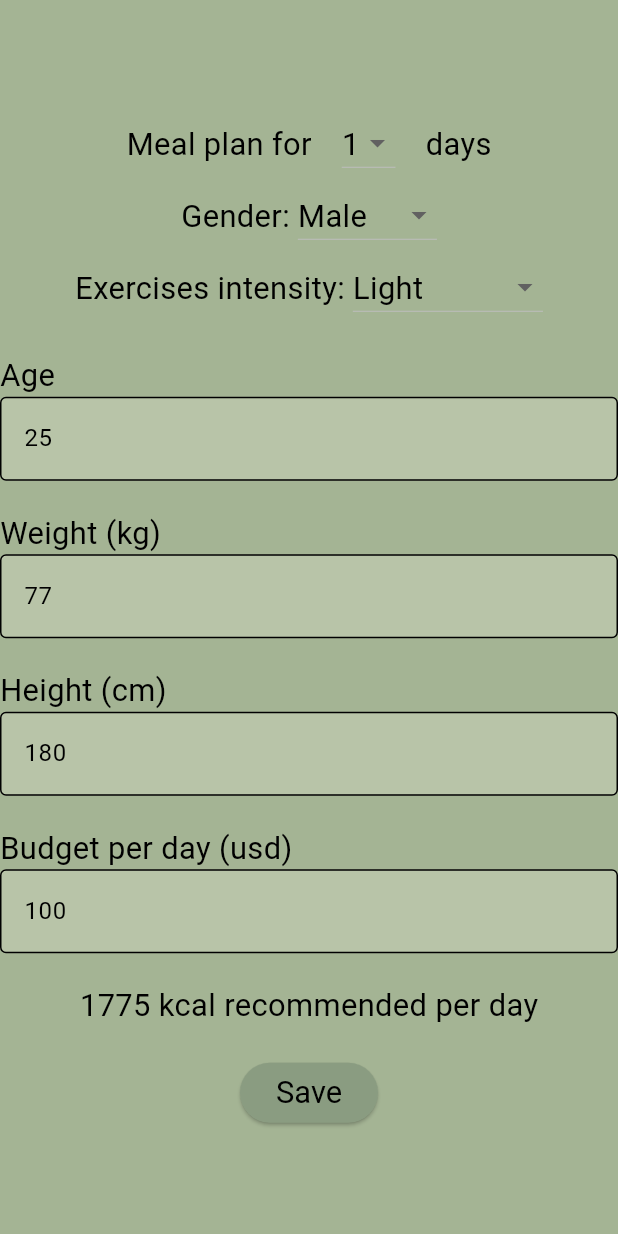
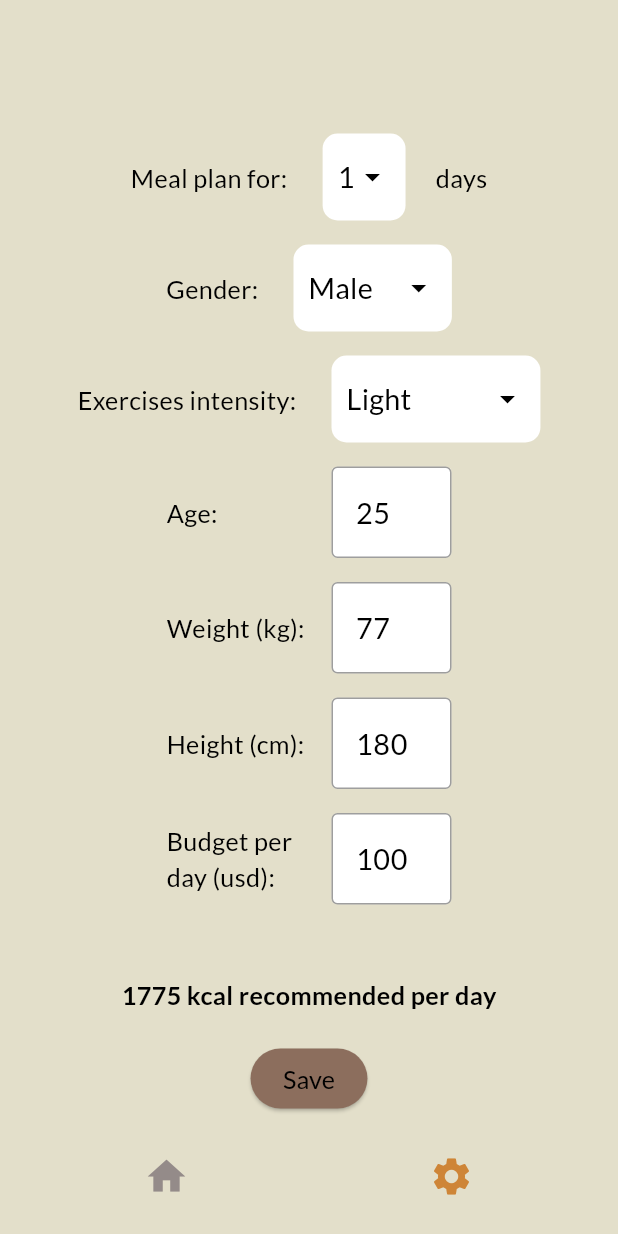
Before and after one commit to Victoria-Developer/Fitsy, a Flutter app: the screen it shows after launch, on a phone screen of 412 x 824 dp. Run offline on Flutter 3.47's test engine with Material 3 defaults, Android fonts, the phone set to English and light mode, and no system bars; our stand-ins replace flutter_riverpod, go_router, google_fonts, objectbox, riverpod_annotation, shared_preferences; generated files the repository leaves out were written again.

Commit message:
- Updated app's theme. - Added dynamic calories text update on setting's change. - Updated Gemini model to 2.5-light. - Changed target Api for Android from 34 to 35. - Added Settings model.

```diff
--- a/lib/data/api/gemini/gemini_api.dart
+++ b/lib/data/api/gemini/gemini_api.dart
@@ -56,10 +56,10 @@ String _buildMenuPrompt(int daysNumber, int calories, int budget) {
     Give me recipes for $daysNumber days for 3 meals using this JSON schema.
     Replace 'day_id' with the corresponding day number
     (starting from `1` even if there is only one day).
-    Replace 'meal_type' with an actual meal type (starting from `breakfast`).
+    Replace 'meal_type' with an actual meal type (starting from `Breakfast`).
     Describe recipes in detail with all ingredients measurements.
     Do not repeat recipe names, and ensure that each recipe is distinct from others.
-    Don't mention meal name like 'breakfast' in 'recipe_name'.
+    Don't mention meal name like 'Breakfast' in 'recipe_name'.
         {
             "recipes":[
                 {
--- a/lib/data/api/gemini/gemini_model.dart
+++ b/lib/data/api/gemini/gemini_model.dart
@@ -5,7 +5,7 @@ enum GeminiModel{
 extension ModelName on GeminiModel{
   String get name{
     switch(this){
-      case GeminiModel.flashLatestStable: return "gemini-1.5-flash";
+      case GeminiModel.flashLatestStable: return "gemini-2.5-flash-lite";
     }
   }
 }
--- a/lib/data/repositories/settings_repository.dart
+++ b/lib/data/repositories/settings_repository.dart
@@ -1,5 +1,6 @@
 import 'package:fitsy/domain/enums/activity.dart';
 import 'package:fitsy/domain/enums/gender.dart';
+import 'package:fitsy/domain/models/settings.dart';
 import 'package:riverpod_annotation/riverpod_annotation.dart';
 import 'package:shared_preferences/shared_preferences.dart';
 
@@ -17,82 +18,45 @@ class SettingsRepository {
   final String _activityLevelKey = "activity";
   final String _isFirstLaunchKey = "is_first_launch";
 
-  late int days, budget, weight, height, age, calories;
-  late bool isFirstLaunch;
-  late Gender gender;
-  late Activity activity;
+  final Settings settings = Settings();
 
   loadSettings() async {
     _preferences = await SharedPreferences.getInstance();
-    days = _preferences.getInt(_daysKey) ?? 1;
-    calories = _preferences.getInt(_caloriesKey) ?? 1775;
-    budget = _preferences.getInt(_budgetKey) ?? 100;
 
-    weight = _preferences.getInt(_weightKey) ?? 77;
-    height = _preferences.getInt(_heightKey) ?? 180;
-    age = _preferences.getInt(_ageKey) ?? 25;
-    gender = Gender.values.byName(_preferences.getString(_genderKey) ?? "male");
-    activity = Activity.values
+    settings.days = _preferences.getInt(_daysKey) ?? 1;
+    settings.calories = _preferences.getInt(_caloriesKey) ?? 1775;
+    settings.budget = _preferences.getInt(_budgetKey) ?? 100;
+
+    settings.weight = _preferences.getInt(_weightKey) ?? 77;
+    settings.height = _preferences.getInt(_heightKey) ?? 180;
+    settings.age = _preferences.getInt(_ageKey) ?? 25;
+    settings.gender = Gender.values.byName(_preferences.getString(_genderKey) ?? "male");
+    settings.activity = Activity.values
         .byName(_preferences.getString(_activityLevelKey) ?? "light");
 
-    isFirstLaunch = _preferences.getBool(_isFirstLaunchKey) ?? true;
+    settings.isFirstLaunch = _preferences.getBool(_isFirstLaunchKey) ?? true;
   }
 
   // Mifflin-St Jeor Equation
-  calculate() {
-    double calories;
-    if (gender == Gender.male) {
-      calories = 10 * weight + 6.25 * height - 5 * age + 5;
-    } else {
-      calories = 10 * weight + 6.25 * height - 5 * age - 161;
-    }
-    calories *= activity.multiplier;
-    setCalories(calories.toInt());
+  int calculate() {
+    int bodyModifier = settings.gender == Gender.male? 5 : -161;
+    double calories = settings.activity.multiplier*(10 * settings.weight +
+        6.25 * settings.height - 5 * settings.age + bodyModifier);
+    return calories.toInt();
   }
 
-  setFirstLaunch(bool isFirstLaunch) async {
-    this.isFirstLaunch = isFirstLaunch;
-    _preferences.setBool(_isFirstLaunchKey, isFirstLaunch);
-  }
+  void saveSettings() async {
+    _preferences.setInt(_daysKey, settings.days);
+    _preferences.setInt(_caloriesKey, settings.calories);
+    _preferences.setInt(_budgetKey, settings.budget);
 
-  setDays(int days) async {
-    this.days = days;
-    _preferences.setInt(_daysKey, days);
-  }
+    _preferences.setInt(_weightKey, settings.weight);
+    _preferences.setInt(_heightKey, settings.height);
+    _preferences.setInt(_ageKey, settings.age);
+    _preferences.setString(_genderKey, settings.gender.name.toLowerCase());
+    _preferences.setString(_activityLevelKey, settings.activity.name.toLowerCase());
 
-  setCalories(int calories) async {
-    this.calories = calories;
-    _preferences.setInt(_caloriesKey, calories);
-  }
-
-  setBudget(int budget) async {
-    this.budget = budget;
-    _preferences.setInt(_budgetKey, budget);
-  }
-
-  setWeight(int weight) async {
-    this.weight = weight;
-    _preferences.setInt(_weightKey, weight);
-  }
-
-  setHeight(int height) async {
-    this.height = height;
-    _preferences.setInt(_heightKey, height);
-  }
-
-  setAge(int age) async {
-    this.age = age;
-    _preferences.setInt(_ageKey, age);
-  }
-
-  setGender(Gender gender) async {
-    this.gender = gender;
-    _preferences.setString(_genderKey, gender.name.toLowerCase());
-  }
-
-  setActivity(Activity activity) async {
-    this.activity = activity;
-    _preferences.setString(_activityLevelKey, activity.name.toLowerCase());
+    _preferences.setBool(_isFirstLaunchKey, settings.isFirstLaunch);
   }
 }
 
--- /dev/null
+++ b/lib/domain/models/settings.dart
@@ -0,0 +1,16 @@
+import '../enums/activity.dart';
+import '../enums/gender.dart';
+
+class Settings {
+  int days = 1,
+      budget = 100,
+      weight = 55,
+      height = 165,
+      age = 20,
+      calories = 1900;
+  bool isFirstLaunch = true;
+  Gender gender = Gender.female;
+  Activity activity = Activity.moderate;
+
+  Settings();
+}
--- a/lib/main.dart
+++ b/lib/main.dart
@@ -1,37 +1,38 @@
+import 'package:fitsy/data/repositories/recipes_repository.dart';
 import 'package:fitsy/presentation/navigation/app_navigator.dart';
-import 'package:fitsy/presentation/themes/fitsy_theme.dart';
+import 'package:fitsy/presentation/themes/material_theme.dart';
+import 'package:fitsy/presentation/themes/util.dart';
 import 'package:flutter/material.dart';
 import 'package:flutter_riverpod/flutter_riverpod.dart';
+import 'package:riverpod_annotation/riverpod_annotation.dart';
 
-main() {
-  // This is required so ObjectBox can get the application directory
-  // to store the database in.
+import 'data/repositories/settings_repository.dart';
+
+void main() async {
   WidgetsFlutterBinding.ensureInitialized();
-  runApp(ProviderScope(
-    child: App(),
-  ));
+  runApp(const ProviderScope(child: App()));
 }
 
-class App extends ConsumerStatefulWidget {
+@Riverpod(keepAlive: true)
+Future<void> appStartupProvider(Ref ref) async {
+  await ref.watch(settingsRepositoryProvider.future);
+  await ref.watch(mealPlansRepositoryProvider.future);
+}
+
+class App extends ConsumerWidget {
   const App({super.key});
 
   @override
-  ConsumerState<App> createState() => _AppState();
-}
+  Widget build(BuildContext context, WidgetRef ref) {
+    final router = ref.watch(routerProvider);
 
-class _AppState extends ConsumerState<App> {
-  @override
-  void initState() {
-    super.initState();
-  }
+    final textTheme = createTextTheme(context, "Lato", "Lato");
+    final theme = MaterialTheme(textTheme);
 
-  @override
-  Widget build(BuildContext context) {
-    final router = ref.read(routerProvider);
     return MaterialApp.router(
       debugShowCheckedModeBanner: false,
       title: 'Fitsy',
-      theme: FitsyTheme().getMaterialTheme(context),
+      theme: theme.darkMediumContrast(),
       routerConfig: router,
     );
   }
--- a/lib/presentation/navigation/app_navigator.dart
+++ b/lib/presentation/navigation/app_navigator.dart
@@ -1,3 +1,4 @@
+import 'package:fitsy/data/repositories/settings_repository.dart';
 import 'package:fitsy/presentation/navigation/route.dart';
 import 'package:flutter/material.dart';
 import 'package:flutter_riverpod/flutter_riverpod.dart';
@@ -16,37 +17,34 @@ final recipesRoute = NavRoute(path: "/recipes", name: "recipes");
 final optionsRoute = NavRoute(path: "/options", name: "options");
 
 final routerProvider = Provider<GoRouter>((ref) {
+  final settings = ref.watch(settingsRepositoryProvider);
   return GoRouter(
     navigatorKey: _rootNavigatorKey,
     initialLocation: redirectionRoute.path,
     routes: [
       GoRoute(
-        name: redirectionRoute.name,
-        path: redirectionRoute.path,
-        builder: (context, state) {
-          return RedirectionPage(
-            onNavigateToRecipesPage: () => context.goNamed(recipesRoute.name),
-            onNavigateToOnboardingPage: () =>
-                context.goNamed(onboardingRoute.name),
-          );
-        },
-      ),
-      GoRoute(
-        name: onboardingRoute.name,
-        path: onboardingRoute.path,
-        builder: (context, state) {
-          return OptionsPage(
-            onNavigateToRecipesPage: () => context.goNamed(recipesRoute.name),
-          );
-        },
-      ),
+          name: redirectionRoute.name,
+          path: redirectionRoute.path,
+          builder: (context, state) {
+            return RedirectionPage();
+          },
+          redirect: (context, state) {
+            if (settings is AsyncLoading || settings is AsyncError) {
+              return null;
+            }
+            final settingsValue = settings.value!;
+            if (settingsValue.settings.isFirstLaunch == true) {
+              return optionsRoute.path;
+            } else {
+              return recipesRoute.path;
+            }
+          }),
       StatefulShellRoute.indexedStack(
         builder: (context, state, navigationShell) {
           return Scaffold(
             body: SafeArea(child: navigationShell),
-            bottomNavigationBar: DynamicBottomBar(
-              navigationShell: navigationShell
-            ),
+            bottomNavigationBar:
+                DynamicBottomBar(navigationShell: navigationShell),
           );
         },
         branches: [
--- a/lib/presentation/screens/options_page.dart
+++ b/lib/presentation/screens/options_page.dart
@@ -1,3 +1,4 @@
+import 'package:fitsy/domain/models/settings.dart';
 import 'package:flutter/material.dart';
 import 'package:flutter/services.dart';
 import 'package:flutter_riverpod/flutter_riverpod.dart';
@@ -19,9 +20,8 @@ class OptionsPage extends ConsumerStatefulWidget {
 class _OptionsPageState extends ConsumerState<OptionsPage> {
   final daysList = List.generate(7, (index) => index + 1);
   late SettingsRepository settingsRepository;
-  late int days, budget, calories, weight, height, age;
-  late Gender gender;
-  late Activity activity;
+  late Settings settings;
+
   bool isLoading = true;
 
   @override
@@ -33,16 +33,10 @@ class _OptionsPageState extends ConsumerState<OptionsPage> {
   _initSettings() async {
     settingsRepository = await ref.read(settingsRepositoryProvider.future);
     setState(() {
-      days = settingsRepository.days;
-      calories = settingsRepository.calories;
-      budget = settingsRepository.budget;
-
-      weight = settingsRepository.weight;
-      height = settingsRepository.height;
-      age = settingsRepository.age;
-      gender = settingsRepository.gender;
-      activity = settingsRepository.activity;
-
+      settings = settingsRepository.settings;
+      if (settings.isFirstLaunch) {
+        settings.isFirstLaunch = false;
+      }
       isLoading = false;
     });
   }
@@ -54,9 +48,7 @@ class _OptionsPageState extends ConsumerState<OptionsPage> {
         child: Container(
           height: MediaQuery.of(context).size.height, // Full height
           alignment: Alignment.center, // Centers the content
-          child: isLoading
-              ? CircularProgressIndicator()
-              : _buildMainContent(),
+          child: isLoading ? CircularProgressIndicator() : _buildMainContent(),
         ),
       ),
     );
@@ -67,113 +59,129 @@ class _OptionsPageState extends ConsumerState<OptionsPage> {
       mainAxisAlignment: MainAxisAlignment.center,
       crossAxisAlignment: CrossAxisAlignment.center,
       children: [
-          Wrap(
-            crossAxisAlignment: WrapCrossAlignment.center,
-            direction: Axis.horizontal,
-            spacing: 20, // <-- Spacing between children
-            children: <Widget>[
-              const Text('Meal plan for'),
-              _buildDropDownList(days, daysList, (value) => days = value,
-                  (value) => value.toString()),
+        _padded(
+          _wrap([
+            const Text('Meal plan for: '),
+            _buildDropDownList(settings.days, daysList,
+                    (value) => settings.days = value, (value) => value.toString()),
             const Text('days')
-            ],
+          ]),
         ),
-          Row(
-            crossAxisAlignment: CrossAxisAlignment.center,
-            mainAxisAlignment: MainAxisAlignment.center,
-            children: [
-              Text('Gender: '),
-              _buildDropDownList(gender, Gender.values,
-                  (value) => gender = value, (value) => value.name),
-            ],
+        _padded(
+          _wrap([
+            const Text("Gender: "),
+            _buildDropDownList(settings.gender, Gender.values,
+                    (value) => settings.gender = value, (value) => value.name),
+          ]),
         ),
-          Row(
-            crossAxisAlignment: CrossAxisAlignment.center,
-            mainAxisAlignment: MainAxisAlignment.center,
-            children: [
-              Text("Exercises intensity: "),
-              _buildDropDownList(activity, Activity.values,
-                  (value) => activity = value, (value) => value.name)
-            ],
+        _padded(
+          _wrap([
+            const Text("Exercises intensity: "),
+            _buildDropDownList(settings.activity, Activity.values,
+                    (value) => settings.activity = value, (value) => value.name),
+          ]),
         ),
-          _buildNumericTextField('Age', age, '25', (value) {
-            age = value;
-          }),
-          _buildNumericTextField('Weight (kg)', weight, '77', (value) {
-            weight = value;
-          }),
-          _buildNumericTextField('Height (cm)', height, '180', (value) {
-            height = value;
-          }),
-          _buildNumericTextField('Budget per day (usd)', budget, '500',
+        _padded(_buildNumericTextField('Age:', settings.age, '25', (value) {
+          settings.age = value;
+        })),
+        _padded(_buildNumericTextField('Weight (kg):', settings.weight, '77',
                 (value) {
-            budget = value;
-          }),
-          const SizedBox(height: 20),
-          Text("$calories kcal recommended per day"),
+              settings.weight = value;
+            })),
+        _padded(_buildNumericTextField('Height (cm):', settings.height, '180',
+                (value) {
+              settings.height = value;
+            })),
+        _padded(_buildNumericTextField(
+            'Budget per day (usd):', settings.budget, '500', (value) {
+          settings.budget = value;
+        })),
+        const SizedBox(height: 40),
+        Text("${settings.calories} kcal recommended per day",
+            style: const TextStyle(fontWeight: FontWeight.bold)),
         const SizedBox(height: 20),
         _buildSubmitButton()
-        ]);
-  }
-
-  Widget _buildNumericTextField(String label, int initialValue, String hintText,
-      ValueChanged<int> onChanged) {
-    return Column(
-      crossAxisAlignment: CrossAxisAlignment.start,
-      children: [
-        const SizedBox(height: 20),
-        Text(label),
-        OutlinedTextField(
-            initialValue: initialValue.toString(),
-            hintText: hintText,
-            inputFormatters: [FilteringTextInputFormatter.digitsOnly],
-            onEdit: (value) => onChanged(int.parse(value))),
       ],
     );
   }
 
-  DropdownButton<T> _buildDropDownList<T>(T listValue, List<T> list,
-      void Function(T) onChanged, String Function(T) toString) {
-    return DropdownButton<T>(
+  Widget _padded(Widget child) => Padding(
+        padding: const EdgeInsets.symmetric(vertical: 8.0),
+        child: child,
+      );
+
+  Widget _wrap(List<Widget> children) => Wrap(
+      crossAxisAlignment: WrapCrossAlignment.center,
+      direction: Axis.horizontal,
+      spacing: 20, // <-- Spacing between children
+      children: children
+  );
+
+  Widget _buildNumericTextField(String label, int initialValue, String hintText,
+      ValueChanged<int> onChanged) {
+    return Row(
+      mainAxisAlignment: MainAxisAlignment.center,
+      children: [
+        SizedBox(
+          width: 100,
+          child: Text(label),
+        ),
+        const SizedBox(width: 10),
+        SizedBox(
+          width: 80,
+          child: OutlinedTextField(
+            initialValue: initialValue.toString(),
+            hintText: hintText,
+            inputFormatters: [FilteringTextInputFormatter.digitsOnly],
+            onEdit: (value) {
+              setState(() {
+                onChanged(int.parse(value));
+                settings.calories = settingsRepository.calculate();
+              });
+            },
+          ),
+        ),
+      ],
+    );
+  }
+
+  Container _buildDropDownList<T>(
+    T listValue,
+    List<T> list,
+    void Function(T) onChanged,
+    String Function(T) toString,
+  ) {
+    return Container(
+        padding: EdgeInsets.symmetric(horizontal: 10, vertical: 5),
+        decoration: BoxDecoration(
+            color: Colors.white, borderRadius: BorderRadius.circular(10)),
+        child: DropdownButton<T>(
           value: listValue,
-      dropdownColor: Color(0xFFB8C4A8),
           items: list.map<DropdownMenuItem<T>>((T value) {
-        // Explicit generic type
             return DropdownMenuItem<T>(
               value: value,
-          child: Text(
-            toString(value),
-            style: Theme.of(context).textTheme.bodyMedium,
-          ),
+              child: Text(toString(value)),
             );
           }).toList(),
           onChanged: (T? value) {
             if (value != null) {
-          setState(() => onChanged(value)); // Updates the actual state variable
+              setState(() {
+                onChanged(value);
+                settings.calories = settingsRepository.calculate();
+              });
             }
           },
-    );
+          dropdownColor: Colors.white,
+          underline: const SizedBox.shrink(),
+          iconEnabledColor: Colors.black,
+        ));
   }
 
   Widget _buildSubmitButton() {
     return ElevatedButton(
       onPressed: () {
-        settingsRepository
-          ..setDays(days)
-          ..setBudget(budget)
-          ..setWeight(weight)
-          ..setHeight(height)
-          ..setAge(age)
-          ..setGender(gender)
-          ..setActivity(activity)
-          ..calculate();
-
-        setState(() {
-          calories = settingsRepository.calories;
-        });
-
-        if (settingsRepository.isFirstLaunch) {
-          settingsRepository.setFirstLaunch(false);
+        settingsRepository.saveSettings();
+        if (settings.isFirstLaunch) {
           // Send data to recipes screen
           widget.onNavigateToRecipesPage();
         }
--- a/lib/presentation/themes/fitsy_theme.dart
+++ /dev/null
@@ -1,35 +0,0 @@
-import 'package:flutter/material.dart';
-
-class FitsyTheme {
-  ThemeData getMaterialTheme(BuildContext context) {
-    final fontSize = MediaQuery.of(context).size.width * 0.05;
-    return ThemeData(
-      colorScheme: const ColorScheme(
-        brightness: Brightness.light,
-        primary: Color(0xFFB8860B),
-        // Button selected text color
-        onPrimary: Colors.black,
-        secondary: Colors.black,
-        onSecondary: Colors.black,
-        surface: Color(0xFFA4B494),
-        // Background
-        onSurface: Colors.black,
-        // Text color
-        error: Color(0xFFFF5252),
-        // Error color
-        onError: Colors.white, // Text on error color
-      ),
-      elevatedButtonTheme: ElevatedButtonThemeData(
-          style: ElevatedButton.styleFrom(
-        textStyle: TextStyle(fontSize: fontSize),
-        backgroundColor: Color(0xFF8A9C81), // Button background color
-        foregroundColor: Colors.black, // Text color
-      )),
-      textTheme: TextTheme(bodyMedium: TextStyle(fontSize: fontSize)),
-      cardTheme: CardTheme(color: Color(0xFFB8C4A8)),
-      inputDecorationTheme:
-          InputDecorationTheme(fillColor: Color(0xFFB8C4A8), filled: true),
-      useMaterial3: true,
-    );
-  }
-}
--- /dev/null
+++ b/lib/presentation/themes/material_theme.dart
@@ -0,0 +1,105 @@
+import 'package:flutter/material.dart';
+
+class AppColors {
+  static const Color light = Color(0xFF000000);
+  static const Color lightMuted = Color(0xFFe3dfca);
+  static const Color base = Color(0xFFB6A39E);
+  static const Color dark = Color(0xFF948B89);
+  static const Color olive = Color(0xFFBBBA95);
+  static const Color rose = Color(0xFF8C6E5D);
+  static const Color lightYellow = Color(0xFFC4C9A6);
+}
+
+class MaterialTheme {
+  final TextTheme textTheme;
+  const MaterialTheme(this.textTheme);
+
+  static ColorScheme darkColorScheme() {
+    return const ColorScheme(
+      brightness: Brightness.dark,
+
+      // Primary color for buttons, highlights
+      primary: Color(0xFFCE8537), // active button
+      onPrimary: AppColors.dark, // text on primary (base)
+
+      // Used for primary color containers (like ElevatedButton) //
+      primaryContainer: AppColors.rose,
+      onPrimaryContainer: AppColors.light,
+
+      // Secondary - accents or less prominent components
+
+      secondary: AppColors.dark,
+      onSecondary: AppColors.dark,
+
+      secondaryContainer: AppColors.dark,
+      onSecondaryContainer: AppColors.dark,
+
+      // Error colors (keeping defaults)
+      error: Color(0xFFCF6679),
+      onError: Color(0xFF000000),
+      errorContainer: Color(0xFFB00020),
+      onErrorContainer: Color(0xFFFFFFFF),
+
+      // Surface colors for cards, sheets, etc.
+      surface: AppColors.lightMuted, // main background
+      onSurface: AppColors.light,
+
+      // Variants
+      surfaceTint: AppColors.dark,
+      onSurfaceVariant: AppColors.dark, // inactive button color //
+      outline: AppColors.base,
+      outlineVariant: AppColors.dark,
+
+      // Inverse colors for dark/light contrast (e.g. snackbars)
+      inverseSurface: AppColors.light,
+      onInverseSurface: AppColors.dark,
+      inversePrimary: AppColors.dark,
+
+      // Misc
+      shadow: Color(0xFF000000),
+      scrim: Color(0xFF000000),
+
+      // Material 3 surfaces
+      surfaceDim: AppColors.dark,
+      surfaceBright: AppColors.dark,
+    );
+  }
+
+  ThemeData darkMediumContrast() {
+    return theme(darkColorScheme());
+  }
+
+  ThemeData theme(ColorScheme colorScheme) => ThemeData(
+    useMaterial3: true,
+    brightness: Brightness.dark,
+    colorScheme: colorScheme,
+    textTheme: textTheme.apply(
+      bodyColor: colorScheme.onSurface,
+      displayColor: colorScheme.onSurface,
+    ),
+    elevatedButtonTheme: ElevatedButtonThemeData(
+    style: ElevatedButton.styleFrom(
+    backgroundColor: colorScheme.primaryContainer, // force button bg color
+    foregroundColor: colorScheme.onPrimaryContainer,
+    )),
+    cardTheme: CardTheme(
+      color: AppColors.lightYellow, // card background
+      surfaceTintColor: colorScheme.primaryContainer, // for Material 3 elevation tint
+      shadowColor: Colors.black, // optional
+      elevation: 2, // optional
+      margin: EdgeInsets.all(8), // optional
+    ),
+    inputDecorationTheme: const InputDecorationTheme(
+      filled: true,
+      fillColor: Colors.white, // background
+      hintStyle: TextStyle(color: Colors.black54),
+      labelStyle: TextStyle(color: Colors.black),
+      enabledBorder: OutlineInputBorder(
+        borderSide: BorderSide(color: Colors.black38),
+      ),
+      focusedBorder: OutlineInputBorder(
+        borderSide: BorderSide(color: Colors.black),
+      ),
+    )
+  );
+}
--- /dev/null
+++ b/lib/presentation/themes/util.dart
@@ -0,0 +1,19 @@
+import 'package:flutter/material.dart';
+import 'package:google_fonts/google_fonts.dart';
+
+TextTheme createTextTheme(
+    BuildContext context, String bodyFontString, String displayFontString) {
+  TextTheme baseTextTheme = Theme.of(context).textTheme;
+  TextTheme bodyTextTheme = GoogleFonts.getTextTheme(bodyFontString, baseTextTheme);
+  TextTheme displayTextTheme =
+  GoogleFonts.getTextTheme(displayFontString, baseTextTheme);
+  TextTheme textTheme = displayTextTheme.copyWith(
+    bodyLarge: bodyTextTheme.bodyLarge,
+    bodyMedium: bodyTextTheme.bodyMedium,
+    bodySmall: bodyTextTheme.bodySmall,
+    labelLarge: bodyTextTheme.labelLarge,
+    labelMedium: bodyTextTheme.labelMedium,
+    labelSmall: bodyTextTheme.labelSmall,
+  ).apply(fontSizeFactor: 1.2);
+  return textTheme;
+}
--- a/pubspec.yaml
+++ b/pubspec.yaml
@@ -44,6 +44,7 @@ dependencies:
   # The following adds the Cupertino Icons font to your application.
   # Use with the CupertinoIcons class for iOS style icons.
   cupertino_icons: ^1.0.8
+  google_fonts: ^6.3.0
 
 dev_dependencies:
   flutter_test:
```
Also changed, not shown: lib/presentation/screens/recipes_page.dart (+42 -16 lines), lib/presentation/screens/redirection_page.dart (+5 -44 lines), pubspec.lock, 1 other file. Lines whose indentation alone changed are shown as unchanged.
